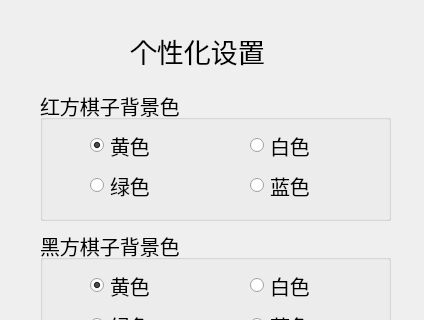
This is setting.ui in RhCsBe/- as Qt 5 draws it before an edit; both pictures show x 0 to 424 and y 0 to 320 of the 424 by 609 pixel window. The edited form follows.
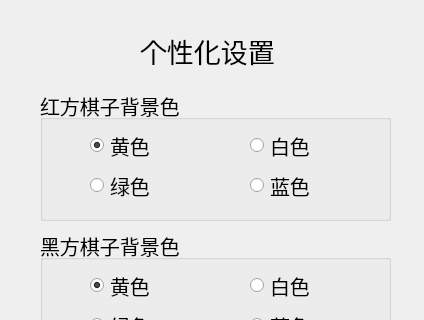
This is the edited form. Icons and pictures are not drawn.

Diff of the .ui file:
```diff
--- a/setting.ui
+++ b/setting.ui
@@ -11,12 +11,18 @@
    </rect>
   </property>
   <property name="windowTitle">
-   <string>Dialog</string>
+   <string>个性化设置</string>
+  </property>
+  <property name="styleSheet">
+   <string notr="true">QDialog{
+background-image:url(&quot;:/img/img/个性化设置背景.png&quot;);
+background-size:cover;
+}</string>
   </property>
   <widget class="QLabel" name="label">
    <property name="geometry">
     <rect>
-     <x>130</x>
+     <x>140</x>
      <y>10</y>
      <width>201</width>
      <height>81</height>
```
Left out of the diff: 60 changed lines with no effect on the pictures.
